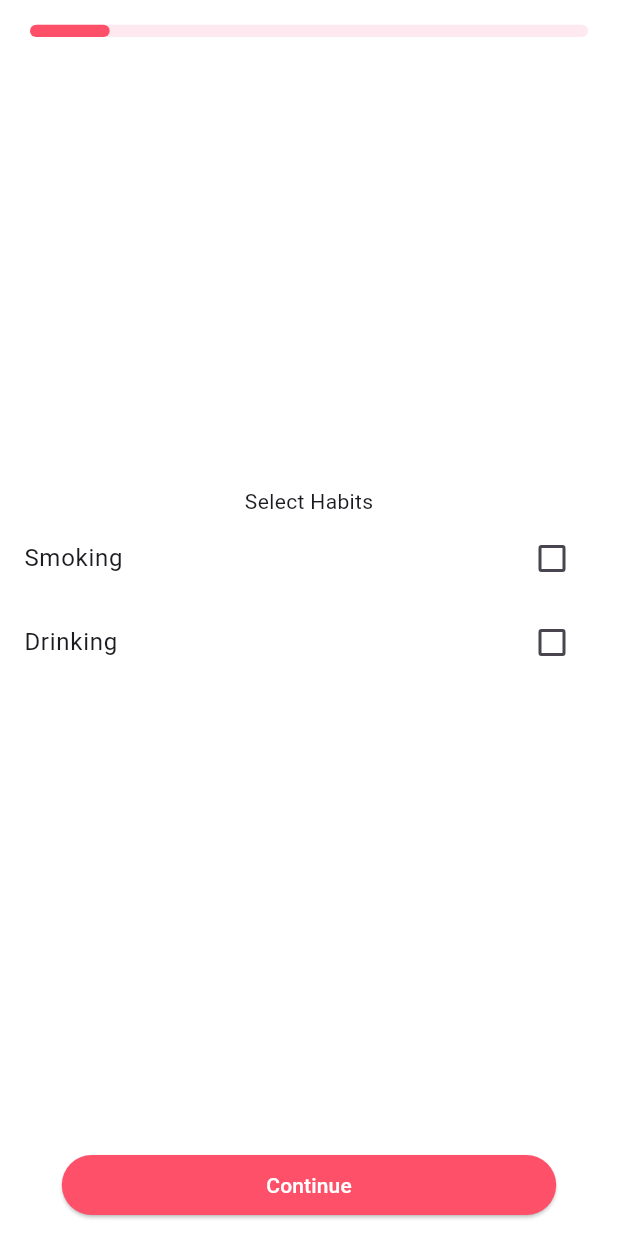
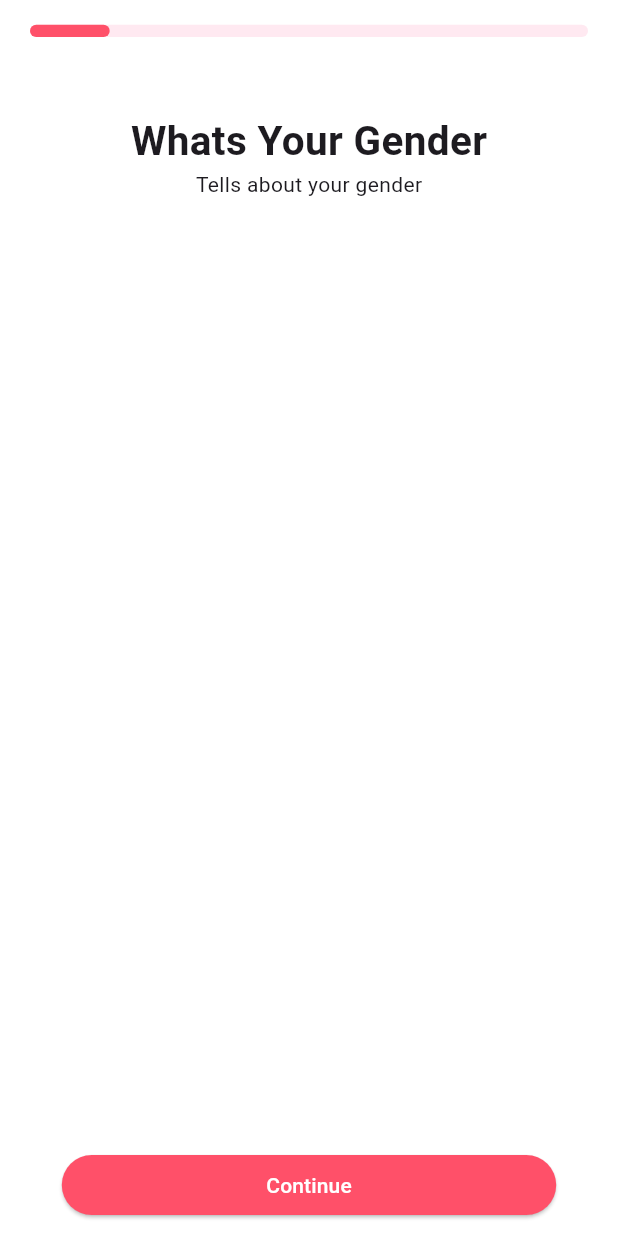
Before and after one commit to jinorrajan/soulWhisper, a Flutter app: the AuthFillFormScreen screen opened directly, after a tap on "Continue", on a phone screen of 412 x 824 dp. Run offline on Flutter 3.47's test engine with Material 3 defaults, Android fonts, the phone set to English and light mode, and no system bars; our stand-ins replace bloc, cloud_firestore, firebase_auth, firebase_core, flutter_bloc, flutter_svg and 1 more; accounts and stored records are empty.

Commit message:
Register form creating

```diff
--- a/lib/views/authFillForm/authFillFormScreen.dart
+++ b/lib/views/authFillForm/authFillFormScreen.dart
@@ -6,6 +6,7 @@ import 'package:soulwhisper/bloc/authFillFormBloc/auth_fill_form_bloc.dart';
 import 'package:soulwhisper/constant/colors.dart';
 
 import 'genderScreen.dart';
+import 'profileFillFormScreen.dart';
 
 class AuthFillFormScreen extends StatefulWidget {
   const AuthFillFormScreen({super.key});
@@ -36,14 +37,16 @@ class _AuthFillFormScreenState extends State<AuthFillFormScreen> {
                 progressColor = state.progressColor;
               }
 
-              return Column(
+              return Padding(
+                padding: const EdgeInsets.symmetric(horizontal: 10),
+                child: Column(
                   children: [
                     SizedBox(
                       height: size.height * 0.02,
                     ),
                     // Progress Bar
                     Padding(
-                    padding: const EdgeInsets.symmetric(horizontal: 20),
+                      padding: const EdgeInsets.symmetric(horizontal: 10),
                       child: LinearProgressIndicator(
                         minHeight: size.height * 0.01,
                         value: progress,
@@ -64,7 +67,7 @@ class _AuthFillFormScreenState extends State<AuthFillFormScreen> {
                         },
                         children: [
                          const  Genderscreen(),
-                        _buildHabitsPage(),
+                         const  Profilefillformscreen(),
                           _buildPage('Page 3'),
                           _buildPage('Page 4'),
                           _buildPage('Page 5'),
@@ -101,6 +104,7 @@ class _AuthFillFormScreenState extends State<AuthFillFormScreen> {
                       ),
                     ),
                   ],
+                ),
               );
             },
           ),
--- a/lib/views/authFillForm/genderScreen.dart
+++ b/lib/views/authFillForm/genderScreen.dart
@@ -1,6 +1,9 @@
+// ignore_for_file: public_member_api_docs, sort_constructors_first, must_be_immutable
 import 'package:flutter/material.dart';
 
 import '../../constant/colors.dart';
+import '../widgets/authFillFormWidgets/headingFormTextWidget.dart';
+import '../widgets/authFillFormWidgets/secondaryFillFormtextWidget.dart';
 
 class Genderscreen extends StatelessWidget {
   const Genderscreen({super.key});
@@ -14,22 +17,23 @@ class Genderscreen extends StatelessWidget {
         SizedBox(
           height: size.height * 0.06,
         ),
-        const Text(
-          'Whats Your Gender',
-          style: TextStyle(fontSize: 27, fontWeight: FontWeight.bold),
-        ),
-        const Text(
-          'Tells about your gender',
-          style: TextStyle(fontSize: 14, fontWeight: FontWeight.normal),
-        ),
+
+        // Using HeadingFormTextWidget
+        HeadingFillFormText(heading: 'Whats Your Gender',),
+
+        //  Using SecondaryFormTextWidget
+         SecondaryFillFormTextWidget(secondaryText:  'Tells about your gender',),
         SizedBox(
           height: size.height * 0.08,
         ),
+
+
         Wrap(
         spacing: 50,
         runSpacing: 40,
+          children: [
 
-          children: [
+            // GenderContainer widget
             _buildGenderContainer(size,"🙋‍♂️  Male"),
 
             _buildGenderContainer(size,"🙋‍♀️  Female"),
@@ -37,8 +41,6 @@ class Genderscreen extends StatelessWidget {
             _buildGenderContainer(size,"⚧️  Trans"),
 
             _buildGenderContainer(size,"🌈  Others"),
-
-
 
             ],
         )
--- /dev/null
+++ b/lib/views/authFillForm/profileFillFormScreen.dart
@@ -0,0 +1,30 @@
+import 'package:flutter/material.dart';
+
+import '../widgets/authFillFormWidgets/headingFormTextWidget.dart';
+import '../widgets/authFillFormWidgets/secondaryFillFormtextWidget.dart';
+
+class Profilefillformscreen extends StatelessWidget {
+  const Profilefillformscreen({super.key});
+
+  @override
+  Widget build(BuildContext context) {
+     Size size = MediaQuery.of(context).size;
+    return Column(
+      children: [
+         SizedBox(
+          height: size.height * 0.06,
+        ),
+
+        // Using HeadingFormTextWidget
+        HeadingFillFormText(heading: 'Whats Your Gender',),
+
+        //  Using SecondaryFormTextWidget
+         SecondaryFillFormTextWidget(secondaryText:  'Tells about your gender',),
+        SizedBox(
+          height: size.height * 0.08,
+        ),
+
+      ],
+    );
+  }
+}
--- /dev/null
+++ b/lib/views/widgets/authFillFormWidgets/headingFormTextWidget.dart
@@ -0,0 +1,19 @@
+// ignore_for_file: must_be_immutable
+
+import 'package:flutter/material.dart';
+
+class HeadingFillFormText extends StatelessWidget {
+  String heading;
+   HeadingFillFormText({
+    super.key,
+    required this.heading,
+  });
+
+  @override
+  Widget build(BuildContext context) {
+    return  Text(
+      heading,
+      style: const TextStyle(fontSize: 27, fontWeight: FontWeight.bold),
+    );
+  }
+}
--- /dev/null
+++ b/lib/views/widgets/authFillFormWidgets/secondaryFillFormtextWidget.dart
@@ -0,0 +1,19 @@
+// ignore_for_file: must_be_immutable
+
+import 'package:flutter/material.dart';
+
+class SecondaryFillFormTextWidget extends StatelessWidget {
+  String secondaryText;
+  SecondaryFillFormTextWidget({
+    super.key,
+    required this.secondaryText,
+  });
+
+  @override
+  Widget build(BuildContext context) {
+    return Text(
+    secondaryText,
+     style: const TextStyle(fontSize: 14, fontWeight: FontWeight.normal),
+            );
+  }
+}
```
Lines whose indentation alone changed are shown as unchanged.
